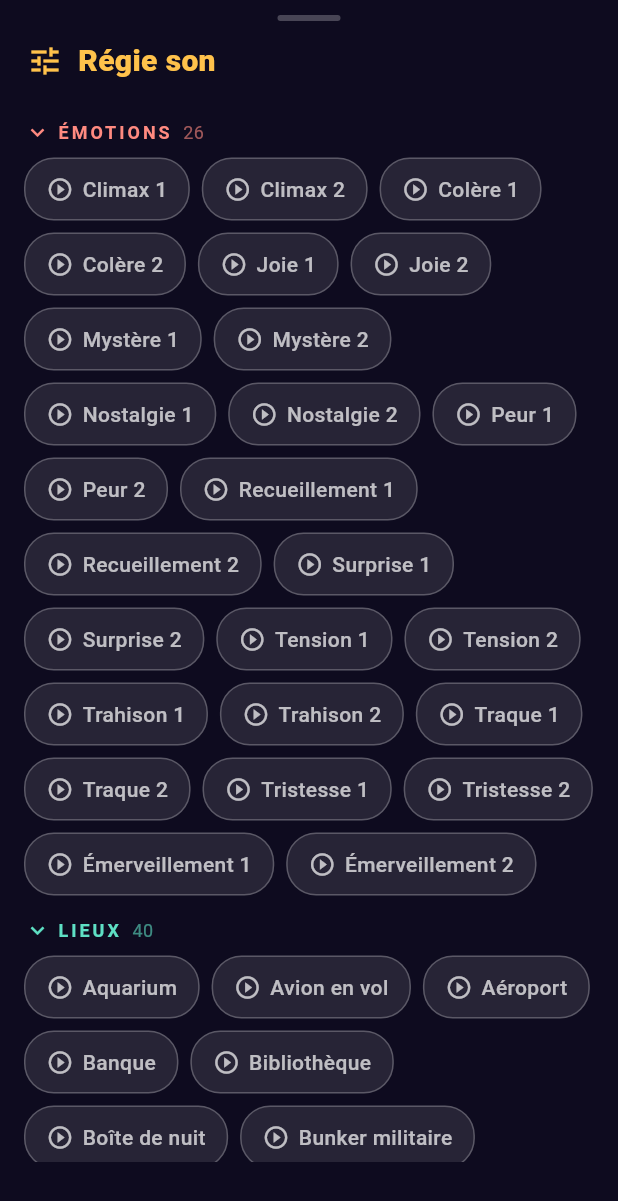
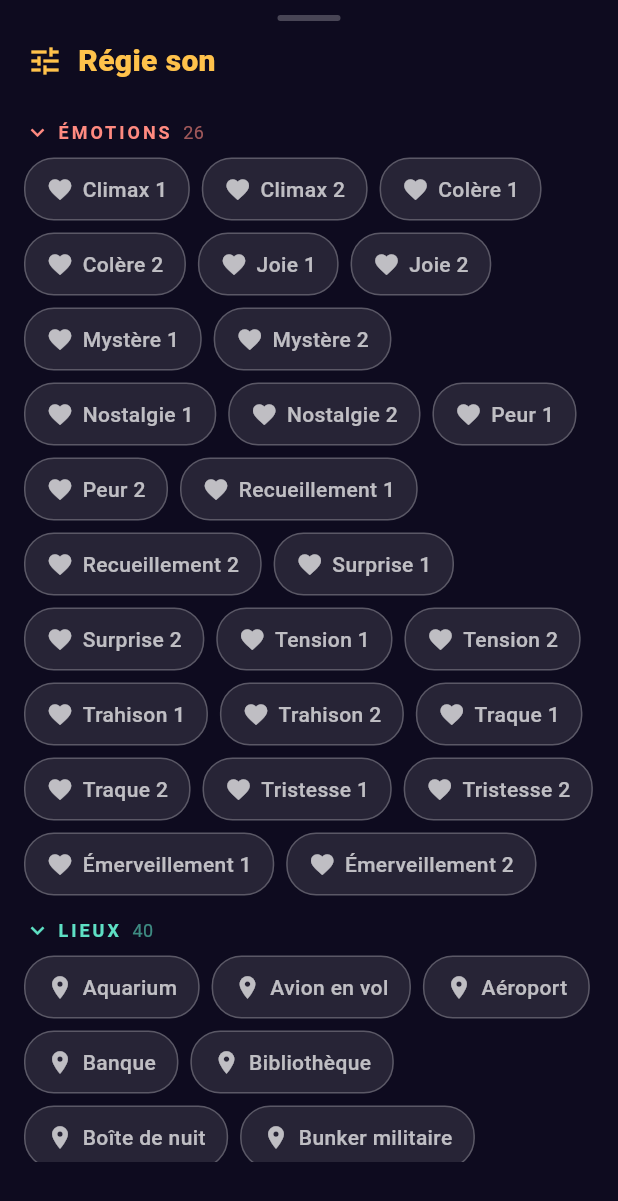
Before and after one commit to okhamfriction-png/Destiny, a Flutter app: the SoundMixerSheet widget shown alone on an empty page, opened directly with empty values, on a phone screen of 412 x 824 dp. Shown: the top 1201 px of the screen. Run offline on Flutter 3.47's test engine with Material 3 defaults, Android fonts, the phone set to English and light mode, and no system bars; our stand-ins replace audioplayers, font_awesome_flutter, shared_preferences, sqflite, sqflite_common_ffi, wakelock_plus; accounts and stored records are empty.

Commit message:
Régie son : icônes adaptées par catégorie à la place du bouton lecture
Co-Authored-By: Claude Opus 4.8 <noreply@anthropic.com>

```diff
--- a/lib/presentation/widgets/sound_mixer_sheet.dart
+++ b/lib/presentation/widgets/sound_mixer_sheet.dart
@@ -20,6 +20,24 @@ Color _categoryColor(String cat) {
       return const Color(0xFFB79CFF); // violet
     default:
       return _lav;
+  }
+}
+
+/// Icône adaptée à la catégorie de son (à la place d'un bouton lecture).
+IconData _categoryIcon(String cat) {
+  switch (cat) {
+    case 'Émotions':
+      return Icons.favorite;
+    case 'Lieux':
+      return Icons.place;
+    case 'Ambiances':
+      return Icons.landscape;
+    case 'Thèmes':
+      return Icons.movie_creation;
+    case 'Univers':
+      return Icons.auto_awesome;
+    default:
+      return Icons.music_note;
   }
 }
 
@@ -227,6 +245,7 @@ class _SoundMixerSheetState extends State<SoundMixerSheet> {
                                   _TrackChip(
                                     title: t.title,
                                     color: _categoryColor(cat),
+                                    icon: _categoryIcon(cat),
                                     active: c.current?.file == t.file,
                                     playing:
                                         c.current?.file == t.file && c.playing,
@@ -249,6 +268,7 @@ class _TrackChip extends StatelessWidget {
   const _TrackChip({
     required this.title,
     required this.color,
+    required this.icon,
     required this.active,
     required this.playing,
     required this.onTap,
@@ -256,6 +276,7 @@ class _TrackChip extends StatelessWidget {
 
   final String title;
   final Color color;
+  final IconData icon;
   final bool active;
   final bool playing;
   final VoidCallback onTap;
@@ -278,12 +299,7 @@ class _TrackChip extends StatelessWidget {
         child: Row(
           mainAxisSize: MainAxisSize.min,
           children: [
-            Icon(
-                playing
-                    ? Icons.pause
-                    : (active ? Icons.play_arrow : Icons.play_circle_outline),
-                size: 18,
-                color: fg),
+            Icon(playing ? Icons.graphic_eq : icon, size: 18, color: fg),
             const SizedBox(width: 6),
             Text(title,
                 style: TextStyle(
```
